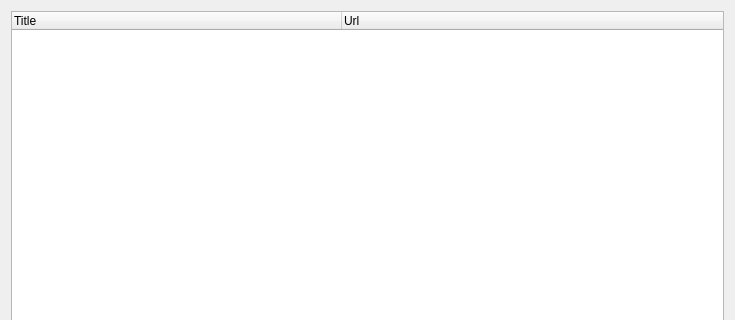
Above: src/lib/history/historymanager.ui from QupZilla/qupzilla before the change; both pictures show x 0 to 735 and y 0 to 320 of the 735 by 547 pixel window. Below: the same form after it.
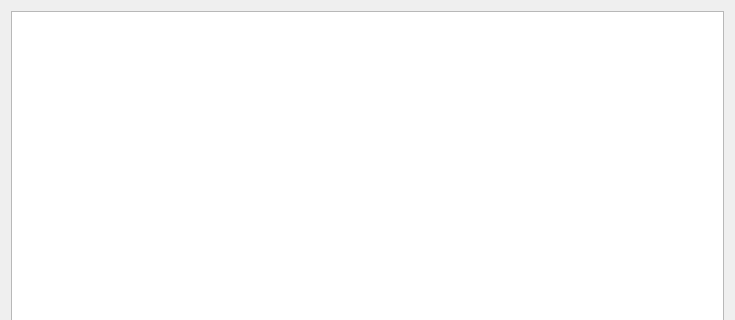
That is the form after the change. Custom widgets are drawn as their Qt base class.

Commit message: History completely rewritten into Model/View architecture. - much faster history loading (loading history entries only when   needed - eg. expanding top level items) - less memory usage (sidebar and manager are using the same model) - searching is now performed on title and url - clear private data -> clear history is now working properly

```diff
--- a/src/lib/history/historymanager.ui
+++ b/src/lib/history/historymanager.ui
@@ -14,29 +14,6 @@
    <string>History</string>
   </property>
   <layout class="QGridLayout" name="gridLayout">
-   <item row="0" column="0" colspan="4">
-    <widget class="TreeWidget" name="historyTree">
-     <property name="contextMenuPolicy">
-      <enum>Qt::CustomContextMenu</enum>
-     </property>
-     <property name="alternatingRowColors">
-      <bool>true</bool>
-     </property>
-     <attribute name="headerDefaultSectionSize">
-      <number>330</number>
-     </attribute>
-     <column>
-      <property name="text">
-       <string>Title</string>
-      </property>
-     </column>
-     <column>
-      <property name="text">
-       <string>Url</string>
-      </property>
-     </column>
-    </widget>
-   </item>
    <item row="1" column="0">
     <widget class="QPushButton" name="deleteB">
      <property name="text">
@@ -77,19 +54,26 @@
      </property>
     </widget>
    </item>
+   <item row="0" column="0" colspan="4">
+    <widget class="HistoryView" name="historyTree">
+     <property name="alternatingRowColors">
+      <bool>true</bool>
+     </property>
+    </widget>
+   </item>
   </layout>
  </widget>
  <customwidgets>
-  <customwidget>
-   <class>TreeWidget</class>
-   <extends>QTreeWidget</extends>
-   <header>treewidget.h</header>
-  </customwidget>
   <customwidget>
    <class>ClickableLabel</class>
    <extends>QLabel</extends>
    <header>clickablelabel.h</header>
   </customwidget>
+  <customwidget>
+   <class>HistoryView</class>
+   <extends>QTreeView</extends>
+   <header>historyview.h</header>
+  </customwidget>
  </customwidgets>
  <resources/>
  <connections/>
```
The commit also changes 30 other files.
